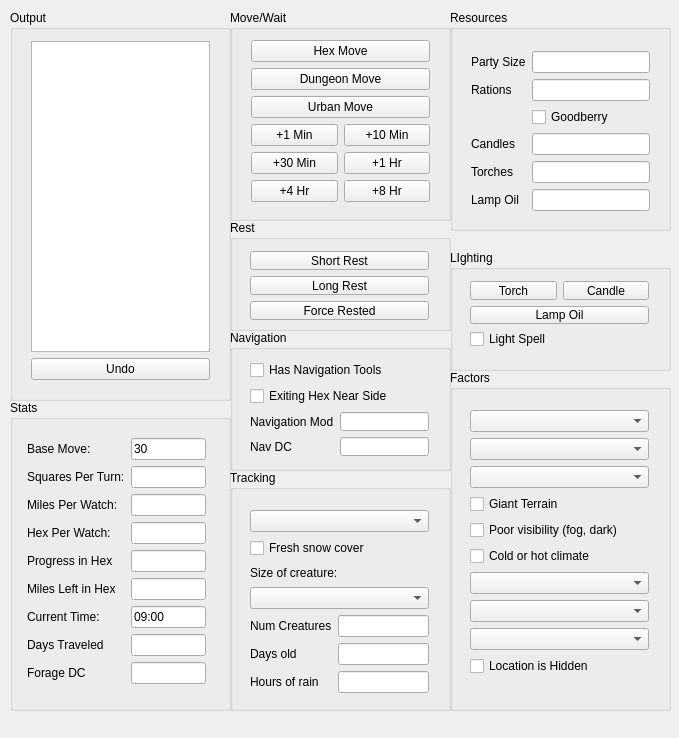
Old version of the form mainwindow.ui in the repository erickveil/DungeonMoveTracker.
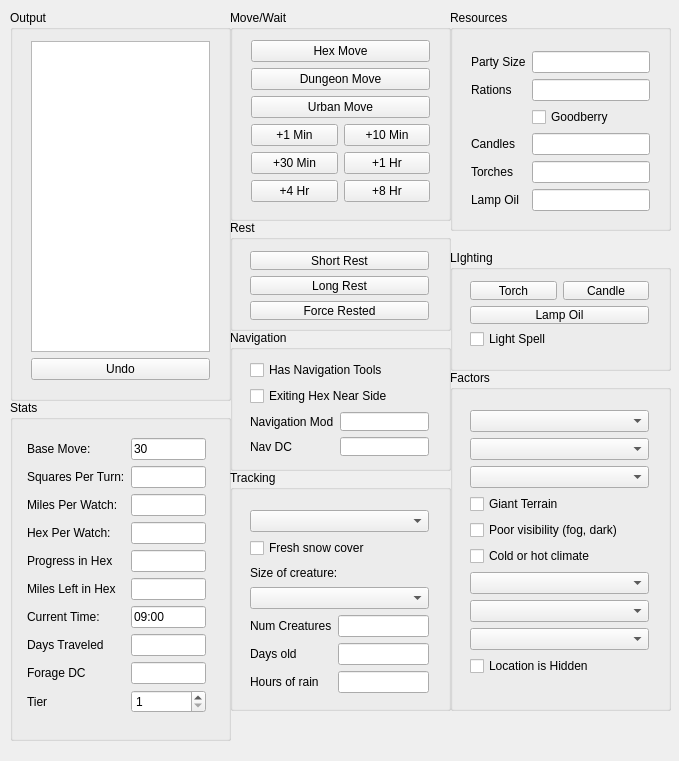
New version of the form.

The edit to the form file:
```diff
--- a/mainwindow.ui
+++ b/mainwindow.ui
@@ -7,7 +7,7 @@
     <x>0</x>
     <y>0</y>
     <width>679</width>
-    <height>738</height>
+    <height>761</height>
    </rect>
   </property>
   <property name="windowTitle">
@@ -325,7 +325,7 @@
       <x>10</x>
       <y>400</y>
       <width>221</width>
-      <height>311</height>
+      <height>341</height>
      </rect>
     </property>
     <property name="title">
@@ -337,7 +337,7 @@
        <x>6</x>
        <y>27</y>
        <width>201</width>
-       <height>275</height>
+       <height>307</height>
       </rect>
      </property>
      <layout class="QFormLayout" name="formLayout">
@@ -439,6 +439,23 @@
       <item row="7" column="1">
        <widget class="QLineEdit" name="tbDaysTraveled"/>
       </item>
+      <item row="9" column="0">
+       <widget class="QLabel" name="label_21">
+        <property name="text">
+         <string>Tier</string>
+        </property>
+       </widget>
+      </item>
+      <item row="9" column="1">
+       <widget class="QSpinBox" name="sbTier">
+        <property name="minimum">
+         <number>1</number>
+        </property>
+        <property name="maximum">
+         <number>4</number>
+        </property>
+       </widget>
+      </item>
      </layout>
     </widget>
    </widget>
```
